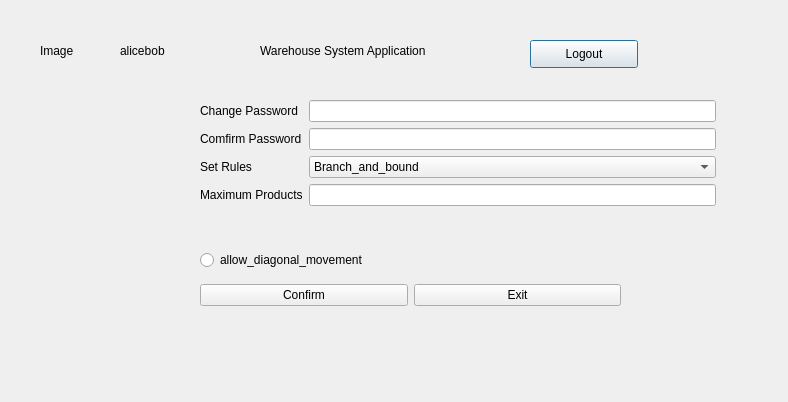
First picture: the form in qt_designer/profile.ui, repository QUAFFquaff/Warehouse-Navigation-Application, before the edit.
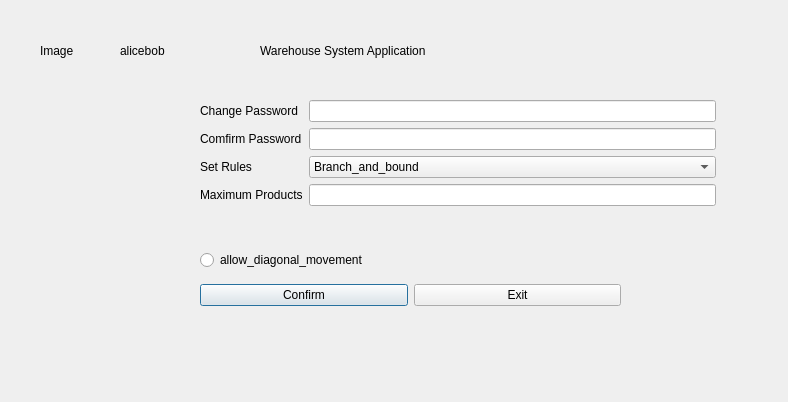
Second picture: the form after the edit.

Commit message: remove logout

```diff
--- a/qt_designer/profile.ui
+++ b/qt_designer/profile.ui
@@ -26,19 +26,6 @@
     <string>alicebob</string>
    </property>
   </widget>
-  <widget class="QPushButton" name="pushButton_logout">
-   <property name="geometry">
-    <rect>
-     <x>530</x>
-     <y>40</y>
-     <width>108</width>
-     <height>28</height>
-    </rect>
-   </property>
-   <property name="text">
-    <string>Logout</string>
-   </property>
-  </widget>
   <widget class="QLabel" name="label_title">
    <property name="geometry">
     <rect>
```
The commit also changes 5 other files.
